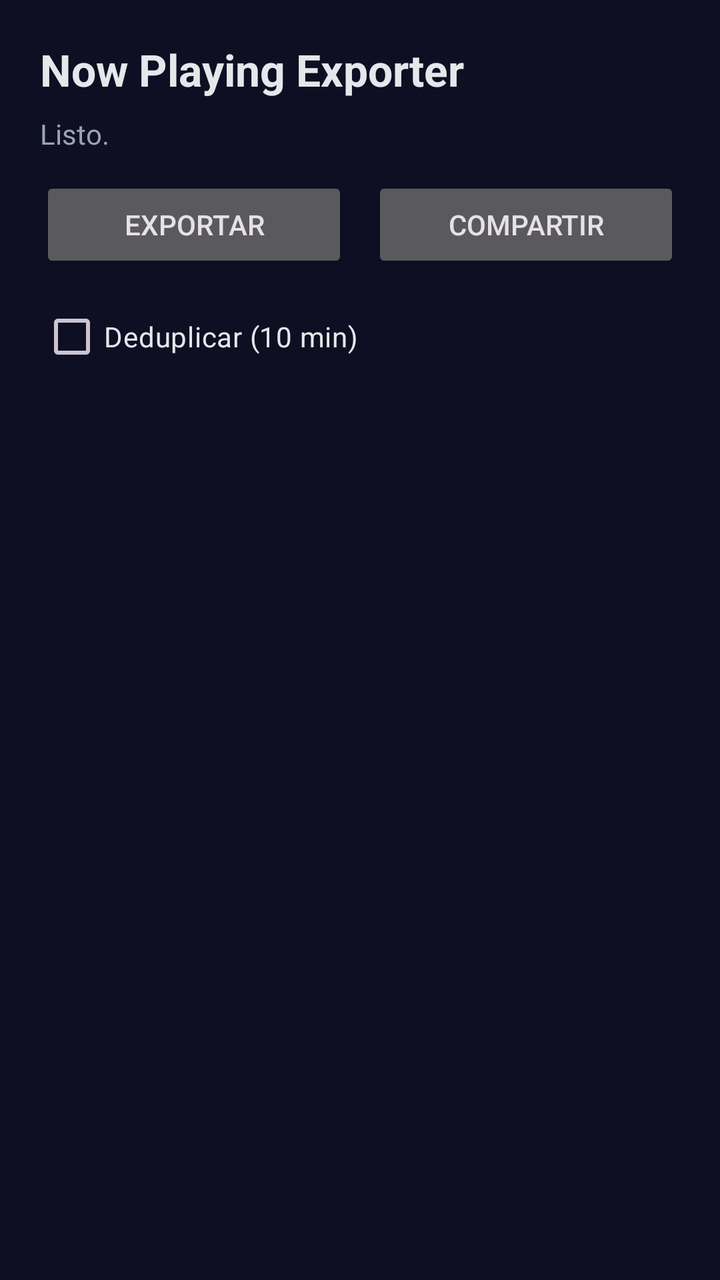
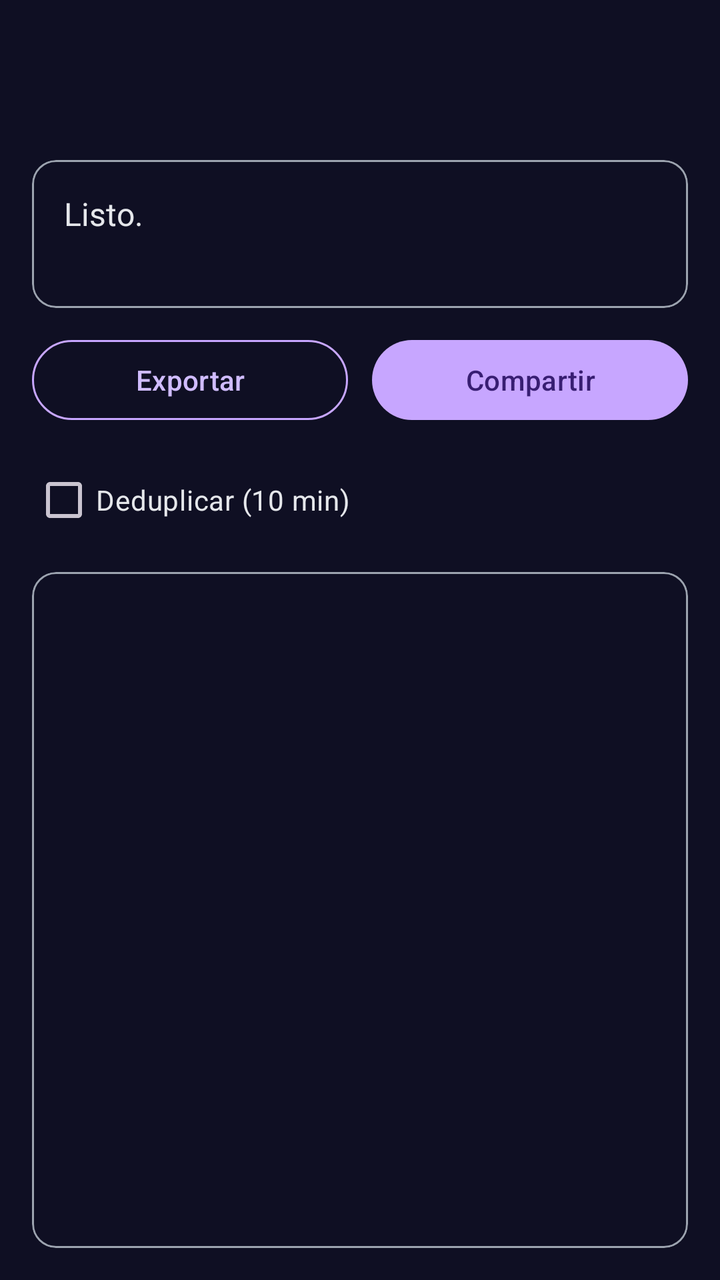

Screens rendered from an Android XML layout before and after an edit, with the pre-edit source and the edit as a unified diff.
<!-- AndroidManifest.xml: activity theme Theme.NPExporter -->
<!-- res/layout/activity_main.xml -->
<?xml version="1.0" encoding="utf-8"?>
<LinearLayout xmlns:android="http://schemas.android.com/apk/res/android"
    android:orientation="vertical"
    android:padding="20dp"
    android:background="#0F0F23"
    android:layout_width="match_parent"
    android:layout_height="match_parent">

    <TextView
        android:text="@string/app_title"
        android:textSize="22sp"
        android:textStyle="bold"
        android:textColor="#E5E7EB"
        android:layout_width="wrap_content"
        android:layout_height="wrap_content"/>

    <TextView
        android:id="@+id/tvStatus"
        android:textColor="#9CA3AF"
        android:textSize="14sp"
        android:layout_marginTop="8dp"
        android:text="Listo."
        android:layout_width="match_parent"
        android:layout_height="wrap_content"/>

    <LinearLayout
        android:layout_width="match_parent"
        android:layout_height="wrap_content"
        android:layout_marginTop="12dp"
        android:orientation="horizontal">

        <Button
            android:id="@+id/btnExport"
            android:text="Exportar"
            android:layout_weight="1"
            android:layout_width="0dp"
            android:layout_height="48dp"/>

        <Space
            android:layout_width="12dp"
            android:layout_height="0dp"/>

        <Button
            android:id="@+id/btnShare"
            android:text="Compartir"
            android:layout_weight="1"
            android:layout_width="0dp"
            android:layout_height="48dp"/>
    </LinearLayout>

    <LinearLayout
        android:layout_width="match_parent"
        android:layout_height="wrap_content"
        android:layout_marginTop="8dp"
        android:orientation="horizontal">

        <CheckBox
            android:id="@+id/cbDedupe"
            android:text="Deduplicar (10 min)"
            android:textColor="#E5E7EB"
            android:layout_width="wrap_content"
            android:layout_height="wrap_content"/>
    </LinearLayout>

    <ScrollView
        android:layout_width="match_parent"
        android:layout_height="0dp"
        android:layout_marginTop="12dp"
        android:fillViewport="true"
        android:layout_weight="1">

        <TextView
            android:id="@+id/tvLog"
            android:textColor="#E5E7EB"
            android:textSize="13sp"
            android:lineSpacingExtra="2dp"
            android:fontFamily="monospace"
            android:textIsSelectable="true"
            android:layout_width="match_parent"
            android:layout_height="wrap_content" />
    </ScrollView>
</LinearLayout>
<!-- resources referenced by this layout -->
<resources>
  <string name="app_title">Now Playing Exporter</string>
  <style name="Theme.NPExporter" parent="Theme.Material3.Dark.NoActionBar">
          <item name="android:statusBarColor">#0F0F23</item>
          <item name="android:navigationBarColor">#0F0F23</item>
      </style>
</resources>

<!-- the commit's change to res/layout/activity_main.xml (unified diff, before → after) -->
@@ -1,82 +1,144 @@
 <?xml version="1.0" encoding="utf-8"?>
-<LinearLayout xmlns:android="http://schemas.android.com/apk/res/android"
-    android:orientation="vertical"
-    android:padding="20dp"
-    android:background="#0F0F23"
+<androidx.coordinatorlayout.widget.CoordinatorLayout
+    xmlns:android="http://schemas.android.com/apk/res/android"
+    xmlns:app="http://schemas.android.com/apk/res-auto"
+    android:fitsSystemWindows="true"
+    android:background="@color/bg_dark"
     android:layout_width="match_parent"
     android:layout_height="match_parent">
 
-    <TextView
-        android:text="@string/app_title"
-        android:textSize="22sp"
-        android:textStyle="bold"
-        android:textColor="#E5E7EB"
-        android:layout_width="wrap_content"
-        android:layout_height="wrap_content"/>
-
-    <TextView
-        android:id="@+id/tvStatus"
-        android:textColor="#9CA3AF"
-        android:textSize="14sp"
-        android:layout_marginTop="8dp"
-        android:text="Listo."
+    <com.google.android.material.appbar.MaterialToolbar
+        android:id="@+id/toolbar"
         android:layout_width="match_parent"
-        android:layout_height="wrap_content"/>
+        android:layout_height="wrap_content"
+        android:backgroundTint="@android:color/transparent"
+        android:title="Now Playing Exporter"
+        android:titleTextColor="@color/fg_primary"
+        android:elevation="0dp"
+        app:layout_scrollFlags="scroll|enterAlways" />
 
     <LinearLayout
         android:layout_width="match_parent"
-        android:layout_height="wrap_content"
-        android:layout_marginTop="12dp"
-        android:orientation="horizontal">
+        android:layout_height="match_parent"
+        android:orientation="vertical"
+        android:padding="16dp"
+        android:layout_marginTop="?attr/actionBarSize">
 
-        <Button
-            android:id="@+id/btnExport"
-            android:text="Exportar"
+        
+        <com.google.android.material.card.MaterialCardView
+            android:id="@+id/cardStatus"
+            android:layout_width="match_parent"
+            android:layout_height="wrap_content"
+            android:layout_marginBottom="12dp"
+            app:cardForegroundColor="@android:color/transparent"
+            app:cardBackgroundColor="@android:color/transparent"
+            app:strokeColor="@color/fg_muted"
+            app:strokeWidth="1dp">
+
+            <LinearLayout
+                android:padding="16dp"
+                android:orientation="vertical"
+                android:layout_width="match_parent"
+                android:layout_height="wrap_content">
+
+                <TextView
+                    android:id="@+id/tvStatus"
+                    android:text="Listo."
+                    android:textColor="@color/fg_primary"
+                    android:textSize="16sp"
+                    android:layout_width="match_parent"
+                    android:layout_height="wrap_content"/>
+
+                <TextView
+                    android:id="@+id/tvSubtitle"
+                    android:text=""
+                    android:textColor="@color/fg_muted"
+                    android:textSize="12sp"
+                    android:layout_marginTop="4dp"
+                    android:layout_width="match_parent"
+                    android:layout_height="wrap_content"/>
+            </LinearLayout>
+        </com.google.android.material.card.MaterialCardView>
+
+        
+        <LinearLayout
+            android:layout_width="match_parent"
+            android:layout_height="wrap_content"
+            android:orientation="horizontal">
+
+            <com.google.android.material.button.MaterialButton
+                android:id="@+id/btnExport"
+                style="?attr/materialButtonOutlinedStyle"
+                android:layout_weight="1"
+                android:layout_width="0dp"
+                android:layout_height="48dp"
+                android:text="Exportar"
+                app:strokeColor="@color/accent"
+                app:iconGravity="textStart"/>
+
+            <Space
+                android:layout_width="12dp"
+                android:layout_height="0dp"/>
+
+            <com.google.android.material.button.MaterialButton
+                android:id="@+id/btnShare"
+                android:layout_weight="1"
+                android:layout_width="0dp"
+                android:layout_height="48dp"
+                android:text="Compartir"
+                app:backgroundTint="@color/accent"/>
+        </LinearLayout>
+
+        <com.google.android.material.checkbox.MaterialCheckBox
+            android:id="@+id/cbDedupe"
+            android:layout_width="wrap_content"
+            android:layout_height="wrap_content"
+            android:layout_marginTop="12dp"
+            android:text="Deduplicar (10 min)"
+            android:textColor="@color/fg_primary"
+            app:useMaterialThemeColors="true" />
+
+        
+        <com.google.android.material.card.MaterialCardView
+            android:layout_width="match_parent"
+            android:layout_height="0dp"
+            android:layout_marginTop="12dp"
             android:layout_weight="1"
-            android:layout_width="0dp"
-            android:layout_height="48dp"/>
+            app:cardBackgroundColor="@android:color/transparent"
+            app:strokeColor="@color/fg_muted"
+            app:strokeWidth="1dp">
 
-        <Space
-            android:layout_width="12dp"
-            android:layout_height="0dp"/>
+            <ScrollView
+                android:layout_width="match_parent"
+                android:layout_height="match_parent"
+                android:fillViewport="true">
 
-        <Button
-            android:id="@+id/btnShare"
-            android:text="Compartir"
-            android:layout_weight="1"
-            android:layout_width="0dp"
-            android:layout_height="48dp"/>
+                <TextView
+                    android:id="@+id/tvLog"
+                    android:padding="16dp"
+                    android:textColor="@color/fg_primary"
+                    android:textSize="13sp"
+                    android:fontFamily="monospace"
+                    android:lineSpacingExtra="2dp"
+                    android:textIsSelectable="true"
+                    android:layout_width="match_parent"
+                    android:layout_height="wrap_content" />
+            </ScrollView>
+        </com.google.android.material.card.MaterialCardView>
+
     </LinearLayout>
 
-    <LinearLayout
-        android:layout_width="match_parent"
+    
+    <com.google.android.material.floatingactionbutton.FloatingActionButton
+        android:id="@+id/fabShare"
+        android:layout_width="wrap_content"
         android:layout_height="wrap_content"
-        android:layout_marginTop="8dp"
-        android:orientation="horizontal">
-
-        <CheckBox
-            android:id="@+id/cbDedupe"
-            android:text="Deduplicar (10 min)"
-            android:textColor="#E5E7EB"
-            android:layout_width="wrap_content"
-            android:layout_height="wrap_content"/>
-    </LinearLayout>
-
-    <ScrollView
-        android:layout_width="match_parent"
-        android:layout_height="0dp"
-        android:layout_marginTop="12dp"
-        android:fillViewport="true"
-        android:layout_weight="1">
-
-        <TextView
-            android:id="@+id/tvLog"
-            android:textColor="#E5E7EB"
-            android:textSize="13sp"
-            android:lineSpacingExtra="2dp"
-            android:fontFamily="monospace"
-            android:textIsSelectable="true"
-            android:layout_width="match_parent"
-            android:layout_height="wrap_content" />
-    </ScrollView>
-</LinearLayout>
+        android:contentDescription="Compartir último CSV"
+        android:visibility="gone"
+        app:srcCompat="@android:drawable/ic_menu_share"
+        app:tint="@android:color/white"
+        app:backgroundTint="@color/accent"
+        app:layout_anchorGravity="bottom|end"
+        android:layout_margin="16dp"
+        app:layout_anchor="@id/cardStatus"/>
+</androidx.coordinatorlayout.widget.CoordinatorLayout>
<!-- resource entries referenced after the edit -->
@@ -1,9 +1,23 @@
 <!-- resources referenced by this layout -->
 <resources>
-  <string name="app_title">Now Playing Exporter</string>
-  <style name="Theme.NPExporter" parent="Theme.Material3.Dark.NoActionBar">
-          <item name="android:statusBarColor">#0F0F23</item>
-          <item name="android:navigationBarColor">#0F0F23</item>
+  <color name="accent">#C7A6FF</color>
+  <color name="bg_dark">#0F0F23</color>
+  <color name="fg_muted">#9CA3AF</color>
+  <color name="fg_primary">#E5E7EB</color>
+  <style name="Theme.NowPlayingExporterPy" parent="Theme.Material3.Dark.NoActionBar">
+          <item name="android:statusBarColor">@android:color/transparent</item>
+          <item name="android:navigationBarColor">@android:color/transparent</item>
+          <item name="android:windowLightStatusBar">false</item>
+          <item name="android:windowLightNavigationBar">false</item>
+  
+          
+          <item name="shapeAppearanceSmallComponent">@style/Shape.Rounded</item>
+          <item name="shapeAppearanceMediumComponent">@style/Shape.Rounded</item>
+          <item name="shapeAppearanceLargeComponent">@style/Shape.Rounded</item>
+      </style>
+  <style name="Shape.Rounded" parent="">
+          <item name="cornerFamily">rounded</item>
+          <item name="cornerSize">20dp</item>
       </style>
 </resources>
 
